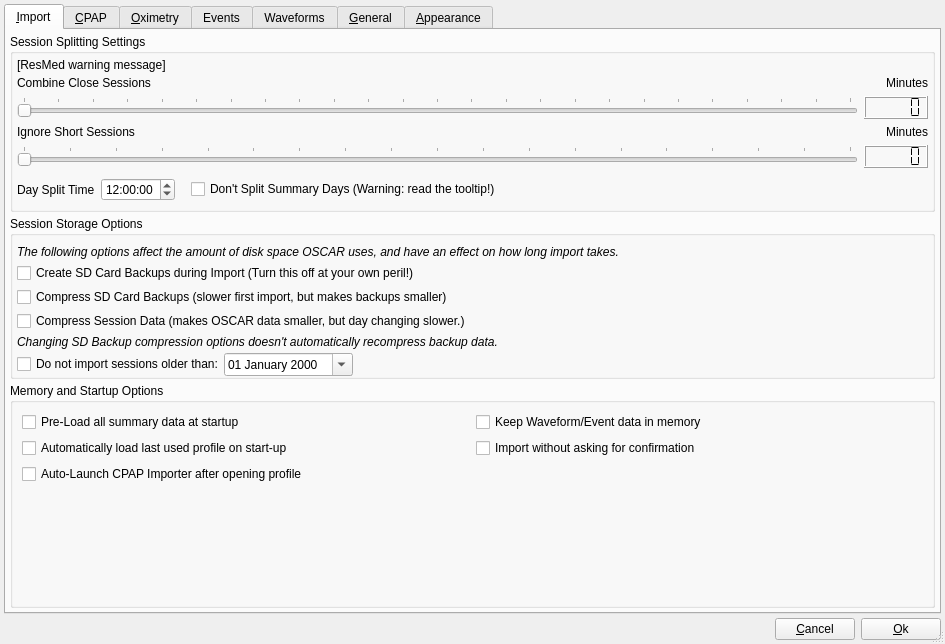
The window that oscar/preferencesdialog.ui (littleyoda/oscar) describes before a commit, drawn with Qt 5.
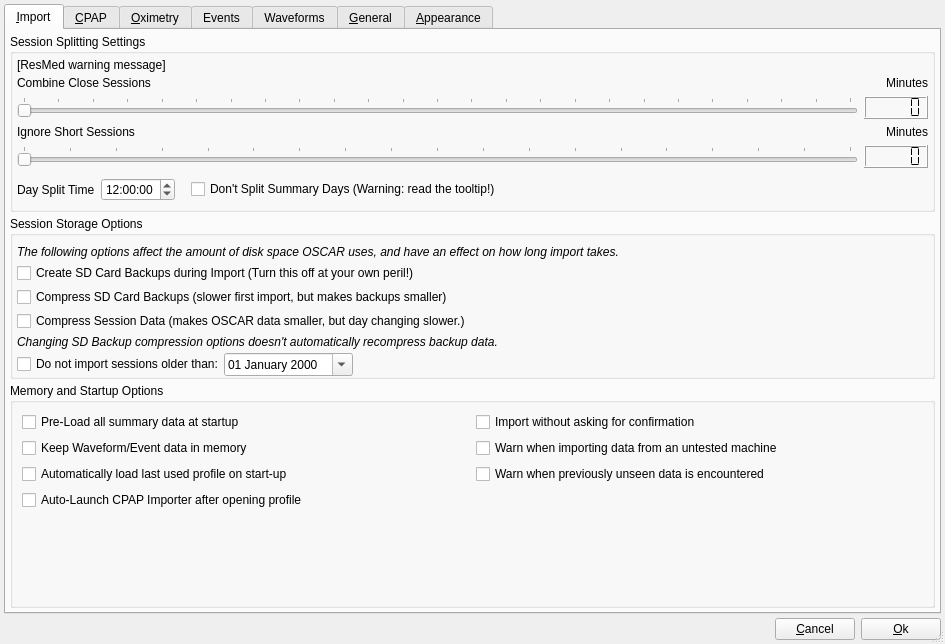
The same window after the commit. The open tabs and pages were chosen to show the change. Icons and pictures are not drawn.

Commit message:
Add preferences to disable import warnings for untested machines and unexpected data.
The preferences don't have any effect yet.

Diff of the .ui file:
```diff
--- a/oscar/preferencesdialog.ui
+++ b/oscar/preferencesdialog.ui
@@ -568,7 +568,7 @@
           <string>Memory and Startup Options</string>
          </property>
          <layout class="QGridLayout" name="gridLayout_14">
-          <item row="2" column="0">
+          <item row="3" column="0">
            <widget class="QCheckBox" name="autoLaunchImporter">
             <property name="toolTip">
              <string>Bypass the login screen and load the most recent User Profile</string>
@@ -591,7 +591,7 @@
             </property>
            </spacer>
           </item>
-          <item row="0" column="1">
+          <item row="1" column="0">
            <widget class="QCheckBox" name="cacheSessionData">
             <property name="toolTip">
              <string>&lt;html&gt;&lt;head/&gt;&lt;body&gt;&lt;p&gt;This setting keeps waveform and event data in memory after use to speed up revisiting days.&lt;/p&gt;&lt;p&gt;This is not really a necessary option, as your operating system caches previously used files too.&lt;/p&gt;&lt;p&gt;Recommendation is to leave it switched off, unless your computer has a ton of memory.&lt;/p&gt;&lt;/body&gt;&lt;/html&gt;</string>
@@ -611,14 +611,14 @@
             </property>
            </widget>
           </item>
-          <item row="1" column="0">
+          <item row="2" column="0">
            <widget class="QCheckBox" name="autoLoadLastUsed">
             <property name="text">
              <string>Automatically load last used profile on start-up</string>
             </property>
            </widget>
           </item>
-          <item row="1" column="1">
+          <item row="0" column="1">
            <widget class="QCheckBox" name="automaticImport">
             <property name="toolTip">
              <string>&lt;html&gt;&lt;head/&gt;&lt;body&gt;&lt;p&gt;Cuts down on any unimportant confirmation dialogs during import.&lt;/p&gt;&lt;/body&gt;&lt;/html&gt;</string>
@@ -628,6 +628,26 @@
             </property>
            </widget>
           </item>
+          <item row="1" column="1">
+           <widget class="QCheckBox" name="warnOnUntestedMachine">
+            <property name="toolTip">
+             <string>&lt;html&gt;&lt;head/&gt;&lt;body&gt;&lt;p&gt;Provide an alert when importing data from any machine model that has not yet been tested by OSCAR developers.&lt;/p&gt;&lt;/body&gt;&lt;/html&gt;</string>
+            </property>
+            <property name="text">
+             <string>Warn when importing data from an untested machine</string>
+            </property>
+           </widget>
+          </item>
+          <item row="2" column="1">
+           <widget class="QCheckBox" name="warnOnUnexpectedData">
+            <property name="toolTip">
+             <string>&lt;html&gt;&lt;head/&gt;&lt;body&gt;&lt;p&gt;Provide an alert when importing data that is somehow different from anything previously seen by OSCAR developers.&lt;/p&gt;&lt;/body&gt;&lt;/html&gt;</string>
+            </property>
+            <property name="text">
+             <string>Warn when previously unseen data is encountered</string>
+            </property>
+           </widget>
+          </item>
          </layout>
         </widget>
        </item>
```
The commit also changes 2 other files.
